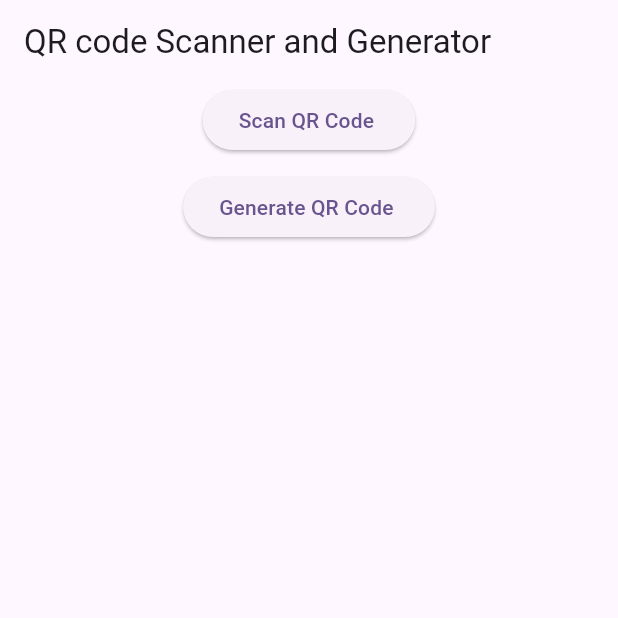
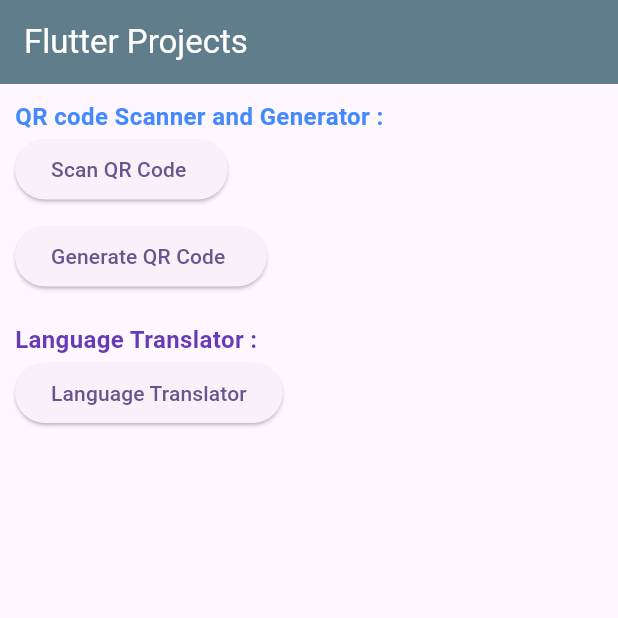
Before and after one commit to narayannalbhe/flutter_projects, a Flutter app: the screen it shows after launch, on a phone screen of 412 x 824 dp, the top half of it. Run offline on Flutter 3.47's test engine with Material 2 defaults, Android fonts, the phone set to English and light mode, and no system bars; our stand-ins replace qr_flutter; missing offline and left inert: flutter_barcode_scanner, translator.

Commit message:
9 april master commit lagnuage translator

```diff
--- a/lib/qr_code_scanner_project/view/home_page.dart
+++ b/lib/qr_code_scanner_project/view/home_page.dart
@@ -1,4 +1,5 @@
 import 'package:flutter/material.dart';
+import 'package:flutter_projects/language_translator/view/language_translator.dart';
 import 'package:flutter_projects/qr_code_scanner_project/view/generate_qr_code.dart';
 import 'package:flutter_projects/qr_code_scanner_project/view/scan_qr_code.dart';
 
@@ -14,13 +15,22 @@ class _HomePageState extends State<HomePage> {
   Widget build(BuildContext context) {
     return Scaffold(
       appBar: AppBar(
-        title: Text('QR code Scanner and Generator'),
+        title: Text('Flutter Projects',style: TextStyle(
+          color: Colors.white
+        ),),
+        backgroundColor: Colors.blueGrey,
       ),
-      body: Center(
+      body: Padding(
+        padding: const EdgeInsets.symmetric(horizontal: 10.0),
         child: Column(
-          crossAxisAlignment: CrossAxisAlignment.center,
+          crossAxisAlignment: CrossAxisAlignment.start,
           mainAxisAlignment: MainAxisAlignment.start,
           children: [
+            SizedBox(height: 10),
+            Text('QR code Scanner and Generator :',style: TextStyle(
+              color: Colors.blueAccent,fontWeight: FontWeight.bold,
+               fontSize: 16
+            ),),
             ElevatedButton(
                 onPressed: (){
                   setState(() {
@@ -44,6 +54,23 @@ class _HomePageState extends State<HomePage> {
                 child: Text(
                     'Generate QR Code '
                 )),
+            SizedBox(height: 20),
+            Text('Language Translator :',style: TextStyle(
+                color: Colors.deepPurple,fontWeight: FontWeight.bold,
+                fontSize: 16
+            ),),
+            ElevatedButton(
+                onPressed: (){
+                  setState(() {
+                    Navigator.push(context, MaterialPageRoute(builder: (context){
+                      return LanguageTranslator();
+                    })) ;
+                  });
+                },
+                child: Text(
+                    'Language Translator'
+                )),
+
           ],
         ),
       ),
--- a/pubspec.yaml
+++ b/pubspec.yaml
@@ -37,6 +37,8 @@ dependencies:
   cupertino_icons: ^1.0.2
   qr_flutter: ^4.0.0
   flutter_barcode_scanner: ^2.0.0
+  translator: ^0.1.7
+
 
 dev_dependencies:
   flutter_test:
```
Also changed, not shown: lib/language_translator/view/language_translator.dart (added, +160 -0 lines), pubspec.lock.
